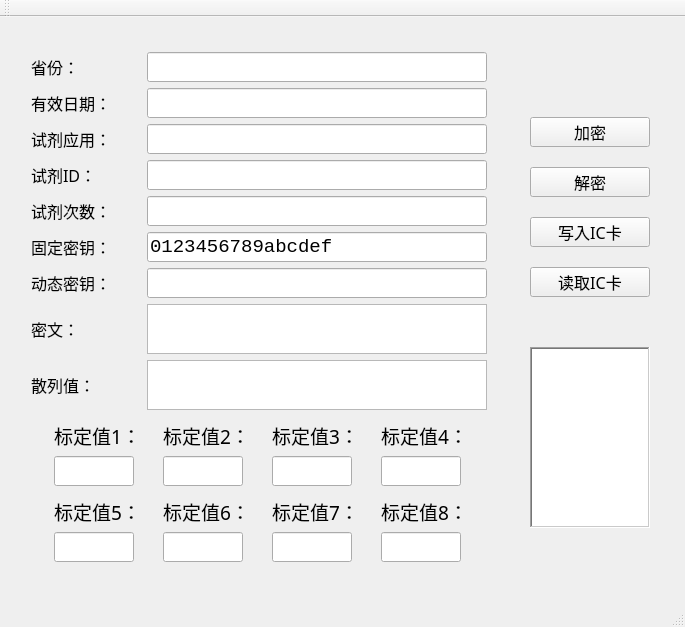
Above: Encryption/Encryption.ui from ZingBug/Encryption before the change. Below: the same form after it.
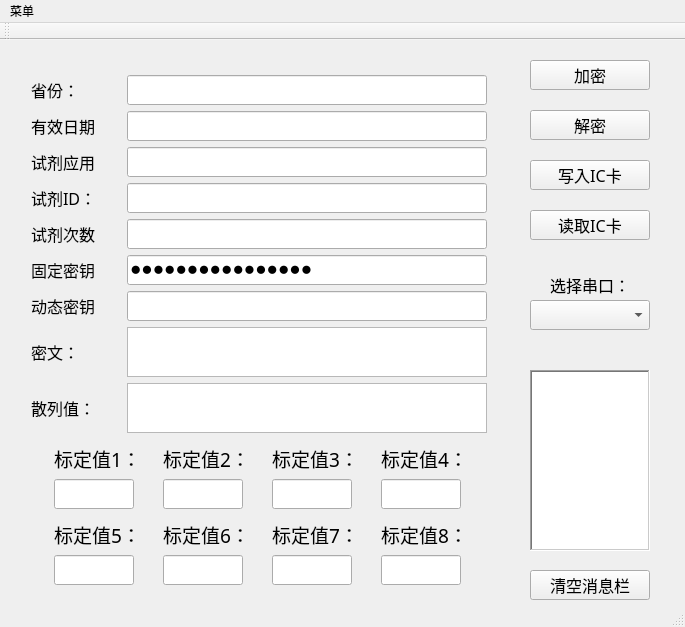
That is the form after the change. Icons and pictures are not drawn. Custom widgets are drawn as their Qt base class.

Commit message: 增加IC卡写入和读取功能，增加菜单栏。

The edit to the form file:
```diff
--- a/Encryption/Encryption.ui
+++ b/Encryption/Encryption.ui
@@ -22,7 +22,7 @@
     <property name="geometry">
      <rect>
       <x>530</x>
-      <y>100</y>
+      <y>20</y>
       <width>120</width>
       <height>30</height>
      </rect>
@@ -41,7 +41,7 @@
     <property name="geometry">
      <rect>
       <x>530</x>
-      <y>150</y>
+      <y>70</y>
       <width>120</width>
       <height>30</height>
      </rect>
@@ -60,7 +60,7 @@
     <property name="geometry">
      <rect>
       <x>530</x>
-      <y>200</y>
+      <y>120</y>
       <width>120</width>
       <height>30</height>
      </rect>
@@ -79,7 +79,7 @@
     <property name="geometry">
      <rect>
       <x>530</x>
-      <y>250</y>
+      <y>170</y>
       <width>120</width>
       <height>30</height>
      </rect>
@@ -147,7 +147,7 @@
            </property>
            <property name="minimumSize">
             <size>
-             <width>340</width>
+             <width>360</width>
              <height>30</height>
             </size>
            </property>
@@ -207,7 +207,7 @@
            </property>
            <property name="minimumSize">
             <size>
-             <width>340</width>
+             <width>360</width>
              <height>30</height>
             </size>
            </property>
@@ -267,7 +267,7 @@
            </property>
            <property name="minimumSize">
             <size>
-             <width>340</width>
+             <width>360</width>
              <height>30</height>
             </size>
            </property>
@@ -327,7 +327,7 @@
            </property>
            <property name="minimumSize">
             <size>
-             <width>340</width>
+             <width>360</width>
              <height>30</height>
             </size>
            </property>
@@ -385,7 +385,7 @@
            </property>
            <property name="minimumSize">
             <size>
-             <width>340</width>
+             <width>360</width>
              <height>30</height>
             </size>
            </property>
@@ -449,7 +449,7 @@
            </property>
            <property name="minimumSize">
             <size>
-             <width>340</width>
+             <width>360</width>
              <height>30</height>
             </size>
            </property>
@@ -468,6 +468,9 @@
            <property name="maxLength">
             <number>32767</number>
            </property>
+           <property name="echoMode">
+            <enum>QLineEdit::Password</enum>
+           </property>
            <property name="readOnly">
             <bool>true</bool>
            </property>
@@ -519,7 +522,7 @@
            </property>
            <property name="minimumSize">
             <size>
-             <width>340</width>
+             <width>360</width>
              <height>30</height>
             </size>
            </property>
@@ -589,7 +592,7 @@
           <widget class="QTextEdit" name="textEdit_ciphertext">
            <property name="minimumSize">
             <size>
-             <width>340</width>
+             <width>360</width>
              <height>0</height>
             </size>
            </property>
@@ -653,7 +656,7 @@
           <widget class="QTextEdit" name="textEdit_sha">
            <property name="minimumSize">
             <size>
-             <width>340</width>
+             <width>360</width>
              <height>0</height>
             </size>
            </property>
@@ -1103,6 +1106,63 @@
      <enum>QFrame::Sunken</enum>
     </property>
    </widget>
+   <widget class="QLabel" name="label_port">
+    <property name="geometry">
+     <rect>
+      <x>530</x>
+      <y>230</y>
+      <width>120</width>
+      <height>30</height>
+     </rect>
+    </property>
+    <property name="font">
+     <font>
+      <family>微软雅黑</family>
+      <pointsize>12</pointsize>
+     </font>
+    </property>
+    <property name="text">
+     <string>选择串口：</string>
+    </property>
+    <property name="alignment">
+     <set>Qt::AlignCenter</set>
+    </property>
+   </widget>
+   <widget class="MyComboBox" name="comboBox_port">
+    <property name="geometry">
+     <rect>
+      <x>530</x>
+      <y>260</y>
+      <width>120</width>
+      <height>30</height>
+     </rect>
+    </property>
+    <property name="font">
+     <font>
+      <family>微软雅黑</family>
+      <pointsize>12</pointsize>
+     </font>
+    </property>
+   </widget>
+   <widget class="QPushButton" name="button_clearMessage">
+    <property name="geometry">
+     <rect>
+      <x>530</x>
+      <y>530</y>
+      <width>120</width>
+      <height>30</height>
+     </rect>
+    </property>
+    <property name="font">
+     <font>
+      <family>微软雅黑</family>
+      <pointsize>12</pointsize>
+     </font>
+    </property>
+    <property name="text">
+     <string>清空消息栏</string>
+    </property>
+   </widget>
   </widget>
   <widget class="QMenuBar" name="menuBar">
    <property name="geometry">
@@ -1113,6 +1173,14 @@
      <height>23</height>
     </rect>
    </property>
+   <widget class="QMenu" name="menusetting">
+    <property name="title">
+     <string>菜单</string>
+    </property>
+    <addaction name="action_setting"/>
+    <addaction name="action_esc"/>
+   </widget>
+   <addaction name="menusetting"/>
   </widget>
   <widget class="QToolBar" name="mainToolBar">
    <attribute name="toolBarArea">
@@ -1125,6 +1193,16 @@
   <widget class="QStatusBar" name="statusBar"/>
  </widget>
  <layoutdefault spacing="6" margin="11"/>
+ <customwidgets>
+  <customwidget>
+   <class>MyComboBox</class>
+   <extends>QComboBox</extends>
+   <header>mycombobox.h</header>
+   <slots>
+    <signal>clicked()</signal>
+   </slots>
+  </customwidget>
+ </customwidgets>
  <resources>
   <include location="Encryption.qrc"/>
  </resources>
```
Left out of the diff: 123 changed lines with no effect on the pictures. The commit also changes 20 other files.
